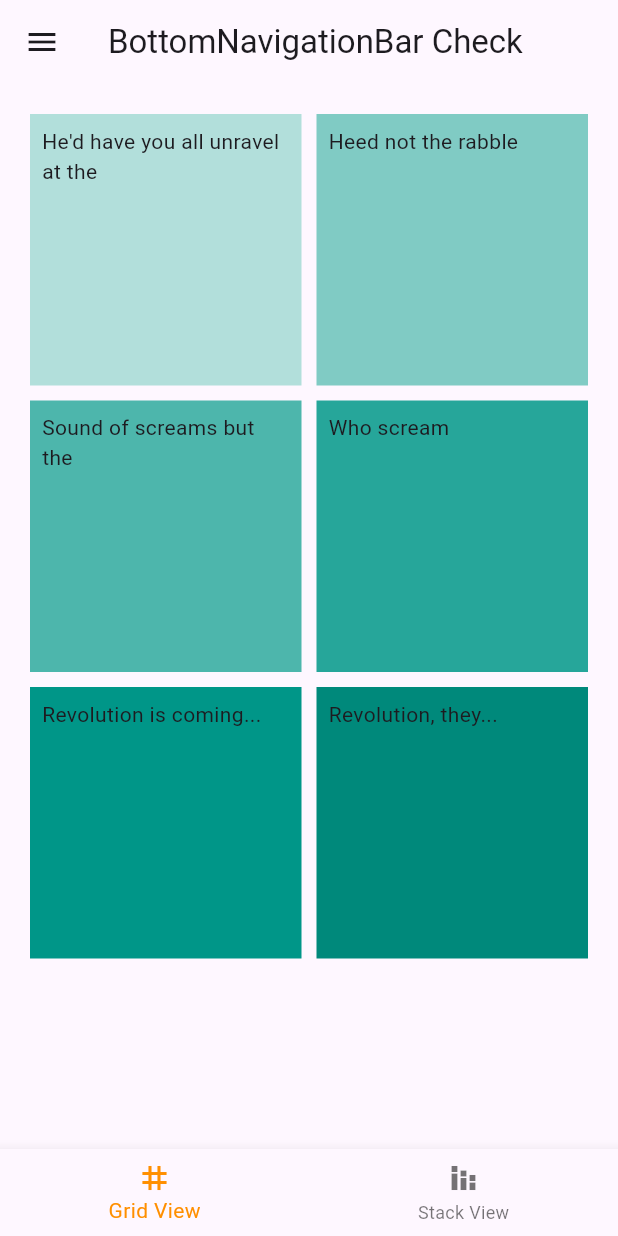
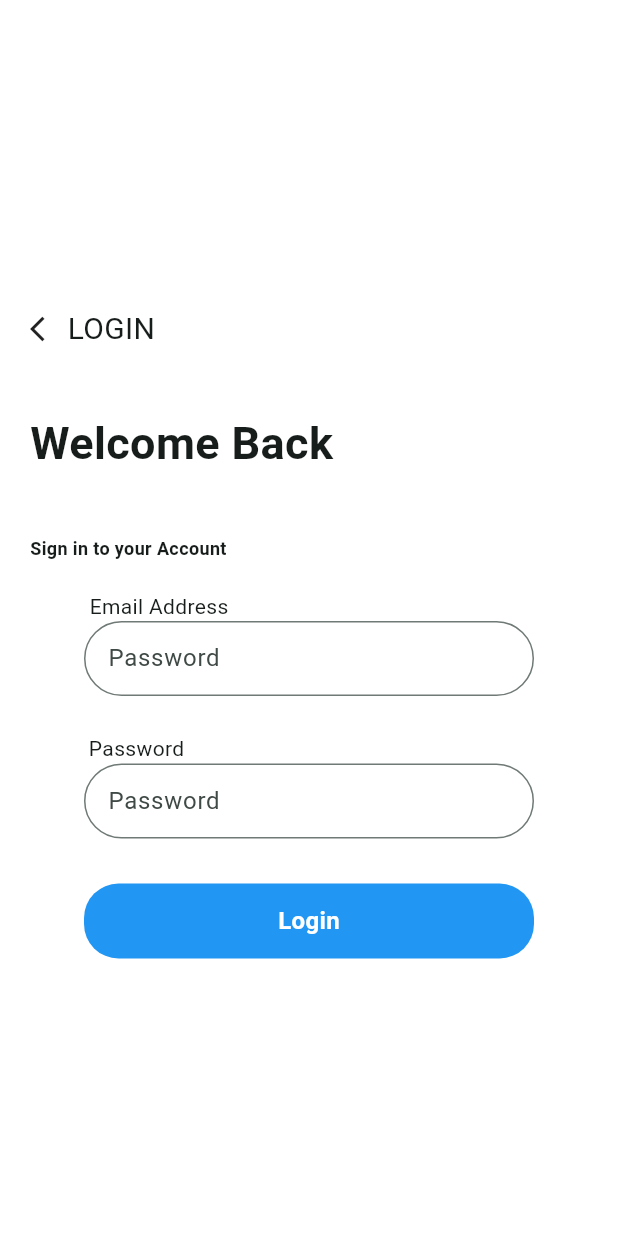
Before and after one commit to alamalam1999/ppdk_flutter, a Flutter app: the screen it shows after launch, on a phone screen of 412 x 824 dp. Run offline on Flutter 3.47's test engine with Material 3 defaults, Android fonts, the phone set to English and light mode, and no system bars.

Commit message:
Add Exercise

```diff
--- a/lib/BottomNavigator.dart
+++ b/lib/BottomNavigator.dart
@@ -1,7 +1,9 @@
 import 'package:first_project/container.dart';
+import 'package:first_project/expanded_grid.dart';
 import 'package:first_project/first.dart';
 import 'package:first_project/first_2.dart';
 import 'package:first_project/gridView.dart';
+import 'package:first_project/loginPage.dart';
 import 'package:first_project/stackView.dart';
 import 'package:first_project/listView.dart';
 import 'package:first_project/mapView.dart';
@@ -37,9 +39,11 @@ class _BottomNavigationBarExampleState extends State<BottomNavigationBarExample>
     // First2Class(),
     // MyWidgetContainer(),
     // ListViewExampleApp(),
-    MyWidgetGridView(),
-    MyWidgetGrid()
-    // ModelViewExampleApp()
+    // MyWidgetGridView(),
+    MyWidgetGrid(),
+    ModelViewExampleApp(),
+    MyWidgetGrid_Expanded(),
+    MyWidgetPageLogin(),
   ];
 
   void _onItemTapped(int index) {
@@ -134,6 +138,15 @@ class _BottomNavigationBarExampleState extends State<BottomNavigationBarExample>
                  Navigator.pop(context);
               },
             ),
+            ListTile(
+              leading: Icon(Icons.login),
+              title: Text("Login"),
+              selected: _selectedIndex == 3,
+              onTap: () {
+                _onItemTapped(3);
+                 Navigator.pop(context);
+              }
+            )
           ],
         ),
       ),
@@ -147,11 +160,16 @@ class _BottomNavigationBarExampleState extends State<BottomNavigationBarExample>
           // BottomNavigationBarItem(icon: Icon(Icons.list), label: 'List View'),
           // BottomNavigationBarItem(icon: Icon(Icons.map), label: 'List Map'),
           // BottomNavigationBarItem(icon: Icon(Icons.model_training), label: 'List Model'),
-          BottomNavigationBarItem(icon: Icon(Icons.grid_3x3), label: 'Grid View'),
-          BottomNavigationBarItem(icon: Icon(Icons.stacked_bar_chart), label: 'Stack View'),
+          // BottomNavigationBarItem(icon: Icon(Icons.grid_3x3), label: 'Grid View'),
+          // BottomNavigationBarItem(icon: Icon(Icons.stacked_bar_chart), label: 'Stack View'),
+          BottomNavigationBarItem(icon: Icon(Icons.expand),label: 'Expanded'),
+          BottomNavigationBarItem(icon: Icon(Icons.expand_circle_down), label: 'Expanded Data'),
+          BottomNavigationBarItem(icon: Icon(Icons.expand_less_sharp), label: "Expanded Check"),
+          BottomNavigationBarItem(icon: Icon(Icons.expand_less_sharp), label: "Expanded Check"),
         ],
         currentIndex: _selectedIndex,
         selectedItemColor: Colors.amber[800],
+        type: BottomNavigationBarType.fixed,
         onTap: _onItemTapped,
       ),
     );
--- a/lib/gridView.dart
+++ b/lib/gridView.dart
@@ -1,3 +1,4 @@
+import 'package:first_project/main/model/modelControl.dart';
 import 'package:flutter/material.dart';
 
 class MyWidgetGridView extends StatelessWidget {
@@ -6,45 +7,42 @@ class MyWidgetGridView extends StatelessWidget {
   @override
   Widget build(BuildContext context) {
     return Scaffold(
-      body: GridView.count(
-  primary: false,
-  padding: const EdgeInsets.all(20),
+      body: Padding(
+        padding: const EdgeInsets.all(8.0),
+        child: GridView.builder(
+          itemCount: nameData.length,
+          gridDelegate: const SliverGridDelegateWithFixedCrossAxisCount(
+            crossAxisCount: 2,
             crossAxisSpacing: 10,
             mainAxisSpacing: 10,
-  crossAxisCount: 2,
-  children: <Widget>[
-    Container(
+          ),
+          itemBuilder: (context, index) {
+            final data = nameData[index];
+            final warna = nameData[index].color;
+            return Container(
               padding: const EdgeInsets.all(8),
               color: Colors.teal[100],
-      child: const Text("He'd have you all unravel at the"),
+              child: Container(
+                color: warna,
+                child: Column(
+                  children: [
+                    Row(
+                      children: [
+                        Text(data.name)
+                      ],
                     ),
-    Container(
-      padding: const EdgeInsets.all(8),
-      color: Colors.teal[200],
-      child: const Text('Heed not the rabble'),
-    ),
-    Container(
-      padding: const EdgeInsets.all(8),
-      color: Colors.teal[300],
-      child: const Text('Sound of screams but the'),
-    ),
-    Container(
-      padding: const EdgeInsets.all(8),
-      color: Colors.teal[400],
-      child: const Text('Who scream'),
-    ),
-    Container(
-      padding: const EdgeInsets.all(8),
-      color: Colors.teal[500],
-      child: const Text('Revolution is coming...'),
-    ),
-    Container(
-      padding: const EdgeInsets.all(8),
-      color: Colors.teal[600],
-      child: const Text('Revolution, they...'),
+                    Row(
+                      children: [
+                        Text(data.alamat)
+                      ],
                     ),
                   ],
-)
+                ),
+              ),
+            );
+          },
+        ),
+      ),
     );
   }
 }
--- /dev/null
+++ b/lib/loginPage.dart
@@ -0,0 +1,173 @@
+import 'package:flutter/material.dart';
+
+class MyWidgetPageLogin extends StatelessWidget {
+  const MyWidgetPageLogin({super.key});
+
+  @override
+  Widget build(BuildContext context) {
+    return Scaffold(
+      body: Column(
+        children: [
+           Container(
+              height: MediaQuery.of(context).size.height,
+              width: MediaQuery.of(context).size.width,
+              color: Colors.white,
+              child: Column(
+                mainAxisAlignment: MainAxisAlignment.center,
+                children: [
+                  Column(
+                    children: [
+                      Padding(
+                        padding: const EdgeInsets.all(20.0),
+                        child: Row(
+                          children: [
+                            Icon(Icons.arrow_back_ios, size: 20),
+                            SizedBox(width: 5),
+                            Text("LOGIN", style: TextStyle(
+                            fontSize: 20
+                            )),
+                          ],
+                        ),
+                      )
+                    ],
+                  ),
+                  Column(
+                    mainAxisAlignment: MainAxisAlignment.center,
+                      children: [
+                        Padding(
+                          padding: const EdgeInsets.all(20.0),
+                          child: Row(
+                            children: [
+                              Text("Welcome Back", style: TextStyle(
+                                fontWeight: FontWeight.bold,
+                                fontSize: 30
+                              ),),
+                            ],
+                          ),
+                        ),
+                        Padding(
+                          padding: const EdgeInsets.all(20),
+                          child: Row(
+                            children: [
+                              Text("Sign in to your Account", style: TextStyle(
+                                fontWeight: FontWeight.bold,
+                                fontSize: 12
+                              ),),
+                            ],
+                          ),
+                        ),
+                      ],
+                  ),
+                  Row(
+                    mainAxisAlignment: MainAxisAlignment.center,
+                    children: [
+                      Column(
+                        children: [
+                          Padding(
+                            padding: const EdgeInsets.only(
+                              right: 200,
+                            ),
+                            child: Row(
+                              children: [
+                                Text("Email Address")
+                              ],
+                            ),
+                          ),
+                          Row(
+                            children: [
+                            Container(
+                              height: 50,
+                              width: 300,
+                              color: Colors.white,
+                              child:  TextField(
+                              decoration: InputDecoration(
+                                border: OutlineInputBorder(
+                                  borderRadius: BorderRadius.circular(50)
+                                ),
+                                labelText: 'Password',
+                              ),
+                              ),
+                            ),
+                            ],
+                          ),
+                        ],
+                      )
+                    ],
+                    // children: [
+
+
+                    // ],
+                  ),
+                  Row(
+                    mainAxisAlignment: MainAxisAlignment.center,
+                    children: [
+                      Column(
+                        children: [
+                          Padding(
+                            padding: const EdgeInsets.only(
+                              top: 25,
+                              right: 230
+                            ),
+                            child: Row(
+                              children: [
+                                Text("Password")
+                              ],
+                            ),
+                          ),
+                          Row(
+                            children: [
+                            Container(
+                              height: 50,
+                              width: 300,
+                              color: Colors.white,
+                              child:  TextField(
+                              decoration: InputDecoration(
+                                border: OutlineInputBorder(
+                                  borderRadius: BorderRadius.circular(50)
+                                ),
+                                labelText: 'Password',
+                              ),
+                              ),
+                            ),
+                            ],
+                          ),
+                        ],
+                      )
+                    ],
+                    // children: [
+
+
+                    // ],
+                  ),
+                  Padding(
+                    padding: const EdgeInsets.only(top: 30),
+                    child: Row(
+                      mainAxisAlignment: MainAxisAlignment.center,
+                      children: [
+                        Container(
+                          height: 50,
+                          width: 300,
+                          decoration: BoxDecoration(
+                              color: Colors.blue,
+                              borderRadius: BorderRadius.circular(23)
+                          ),
+                          child: Center(child: Text("Login", style: TextStyle(
+                            fontWeight: FontWeight.bold,
+                            fontSize: 16,
+                            color: Colors.white
+                          ),)),
+
+                        )
+                      ],
+                    ),
+                  )
+
+                ],
+              ),
+            ),
+
+        ],
+      ),
+    );
+  }
+}
--- a/lib/main.dart
+++ b/lib/main.dart
@@ -2,6 +2,7 @@ import 'package:first_project/BottomNavigator.dart';
 import 'package:first_project/container.dart';
 import 'package:first_project/drawer.dart';
 import 'package:first_project/first.dart';
+import 'package:first_project/loginPage.dart';
 import 'package:flutter/material.dart';
 
 void main() {
@@ -21,7 +22,7 @@ class MyApp extends StatelessWidget {
         colorScheme: ColorScheme.fromSeed(seedColor: Color.fromARGB(0, 173, 207, 198)),
       ),
       // home: const MyHomePage(title: 'Flutter Demo Home Page'),
-      home: const BottomNavigationBarExampleApp()
+      home: const MyWidgetPageLogin()
     );
   }
 }
```
Also changed, not shown: lib/expanded_grid.dart (added, +78 -0 lines), lib/main/model/modelControl.dart (+12 -10 lines), lib/main/model/name_model.dart (+14 -3 lines), 11 other files. Lines whose indentation alone changed are shown as unchanged.
